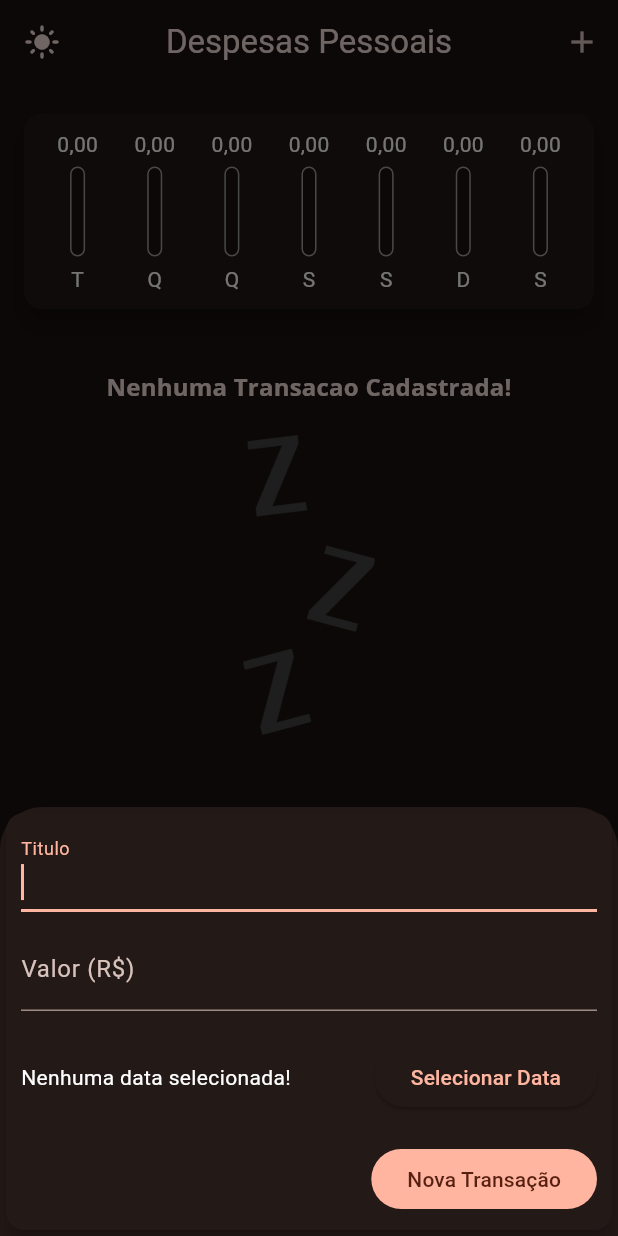
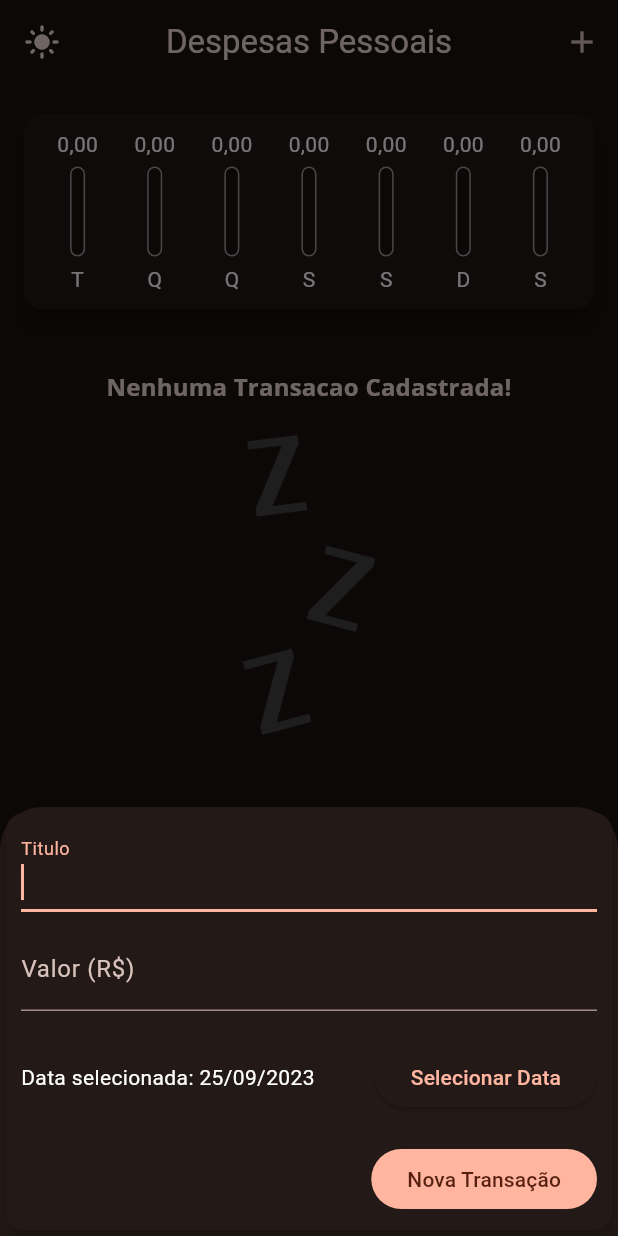
Before and after one commit to laesant/expenses, a Flutter app: the screen it shows after launch, after a tap on the "dark mode" icon, after a tap on the "add" icon, on a phone screen of 412 x 824 dp. Run offline on Flutter 3.47's test engine with Material 2 defaults, Android fonts, the phone set to English and light mode, and no system bars.

Commit message:
adaptative date picker

```diff
--- /dev/null
+++ b/lib/components/adaptative_date_picker.dart
@@ -0,0 +1,50 @@
+import 'dart:io';
+
+import 'package:flutter/cupertino.dart';
+import 'package:flutter/material.dart';
+import 'package:intl/intl.dart';
+
+class AdaptativeDatePicker extends StatelessWidget {
+  const AdaptativeDatePicker(
+      {super.key, required this.selectedDate, required this.onDateChanged});
+
+  final DateTime selectedDate;
+  final void Function(DateTime) onDateChanged;
+
+  void _showDatePicker(BuildContext context) async {
+    showDatePicker(
+      context: context,
+      initialDate: selectedDate,
+      firstDate: DateTime(2019),
+      lastDate: DateTime.now(),
+    ).then((value) {
+      if (value == null) return;
+      onDateChanged(value);
+    });
+  }
+
+  @override
+  Widget build(BuildContext context) {
+    return Platform.isIOS
+        ? SizedBox(
+            height: 180,
+            child: CupertinoDatePicker(
+              mode: CupertinoDatePickerMode.date,
+              initialDateTime: selectedDate,
+              maximumDate: DateTime.now(),
+              minimumDate: DateTime(2019),
+              onDateTimeChanged: onDateChanged,
+            ),
+          )
+        : Row(
+            mainAxisAlignment: MainAxisAlignment.spaceBetween,
+            children: [
+              Text(
+                  "Data selecionada: ${DateFormat.yMd('pt').format(selectedDate)}"),
+              ElevatedButton(
+                  onPressed: () => _showDatePicker(context),
+                  child: const Text("Selecionar Data"))
+            ],
+          );
+  }
+}
--- a/lib/components/transaction_form.dart
+++ b/lib/components/transaction_form.dart
@@ -1,4 +1,5 @@
 import 'package:expenses/components/adaptative_button.dart';
+import 'package:expenses/components/adaptative_date_picker.dart';
 import 'package:expenses/components/adaptative_text_field.dart';
 import 'package:flutter/material.dart';
 import 'package:intl/intl.dart';
@@ -14,7 +15,11 @@ class TransactionForm extends StatefulWidget {
 class _TransactionFormState extends State<TransactionForm> {
   final TextEditingController _titleController = TextEditingController();
   final TextEditingController _valueController = TextEditingController();
-  DateTime? _selectedDate;
+  DateTime _selectedDate = DateTime.now();
+
+  void onDateChanged(DateTime value) {
+    setState(() => _selectedDate = value);
+  }
 
   void _submitForm() {
     final String title = _titleController.text;
@@ -23,18 +28,6 @@ class _TransactionFormState extends State<TransactionForm> {
     if (title.isEmpty || value <= 0 || _selectedDate == null) return;
 
     widget.onSubmit(title, value, _selectedDate!);
-  }
-
-  void _showDatePicker() async {
-    showDatePicker(
-      context: context,
-      initialDate: DateTime.now(),
-      firstDate: DateTime(2019),
-      lastDate: DateTime.now(),
-    ).then((value) {
-      if (value == null) return;
-      setState(() => _selectedDate = value);
-    });
   }
 
   @override
@@ -66,16 +59,9 @@ class _TransactionFormState extends State<TransactionForm> {
               onSubmitted: (_) => _submitForm(),
             ),
             const SizedBox(height: 20),
-            Row(
-              mainAxisAlignment: MainAxisAlignment.spaceBetween,
-              children: [
-                Text(_selectedDate == null
-                    ? "Nenhuma data selecionada!"
-                    : "Data selecionada: ${DateFormat.yMd('pt').format(_selectedDate!)}"),
-                ElevatedButton(
-                    onPressed: _showDatePicker,
-                    child: const Text("Selecionar Data"))
-              ],
+            AdaptativeDatePicker(
+              selectedDate: _selectedDate,
+              onDateChanged: onDateChanged,
             ),
             const SizedBox(height: 20),
             AdaptativeButton(label: "Nova Transação", onPressed: _submitForm)
```
